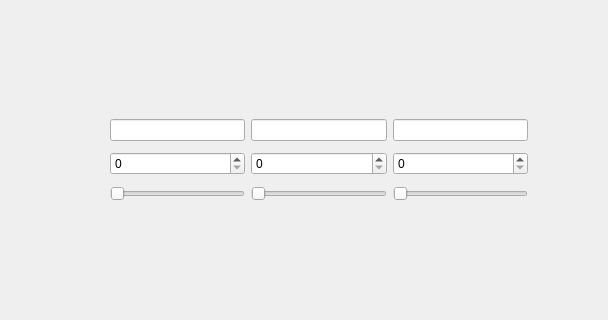
Qt form mainwindow.ui (bread1q/laba3_2) before a commit; both pictures show x 0 to 608 and y 106 to 426 of the 800 by 600 pixel window.
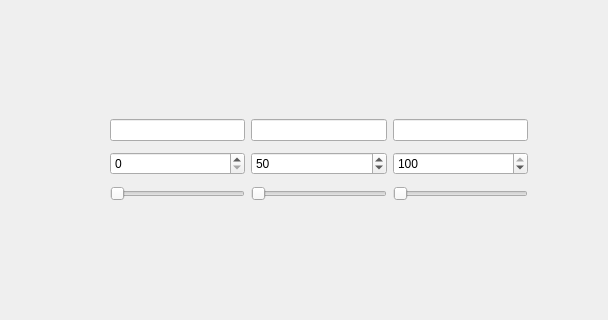
The same form after that commit.

Patch:
```diff
--- a/mainwindow.ui
+++ b/mainwindow.ui
@@ -14,7 +14,7 @@
    <string>MainWindow</string>
   </property>
   <widget class="QWidget" name="centralwidget">
-   <widget class="QWidget" name="">
+   <widget class="QWidget" name="layoutWidget">
     <property name="geometry">
      <rect>
       <x>110</x>
@@ -58,6 +58,9 @@
          <property name="maximum">
           <number>100</number>
          </property>
+         <property name="value">
+          <number>50</number>
+         </property>
         </widget>
        </item>
        <item>
@@ -82,6 +85,9 @@
          <property name="maximum">
           <number>100</number>
          </property>
+         <property name="value">
+          <number>100</number>
+         </property>
         </widget>
        </item>
        <item>
```
